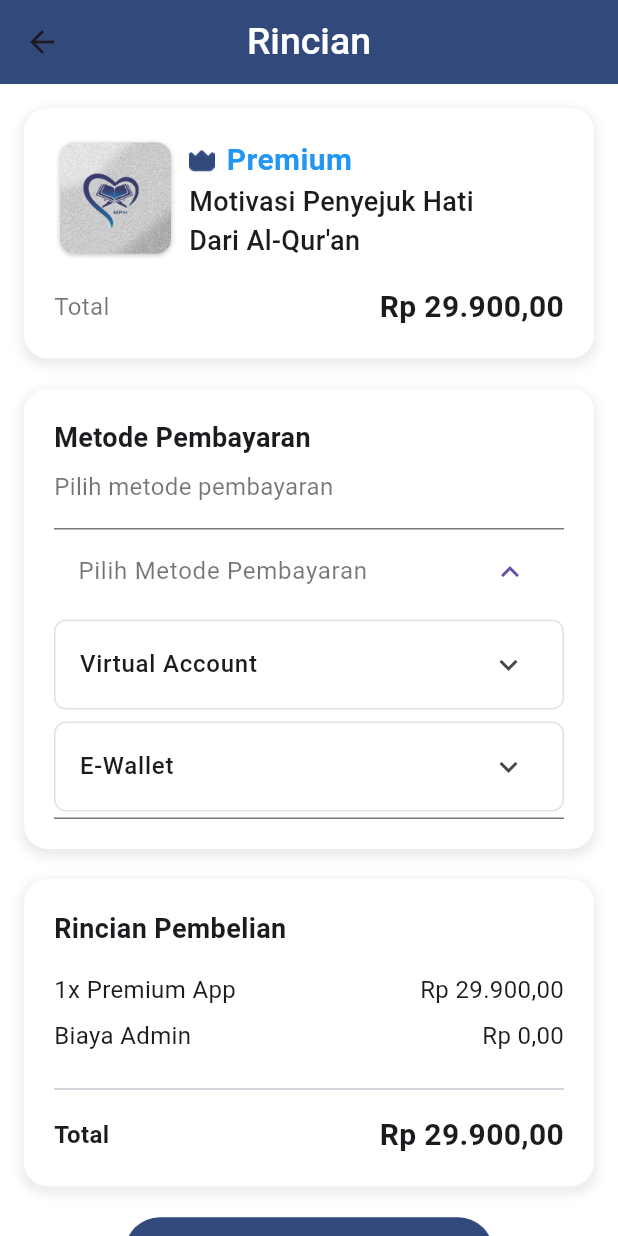
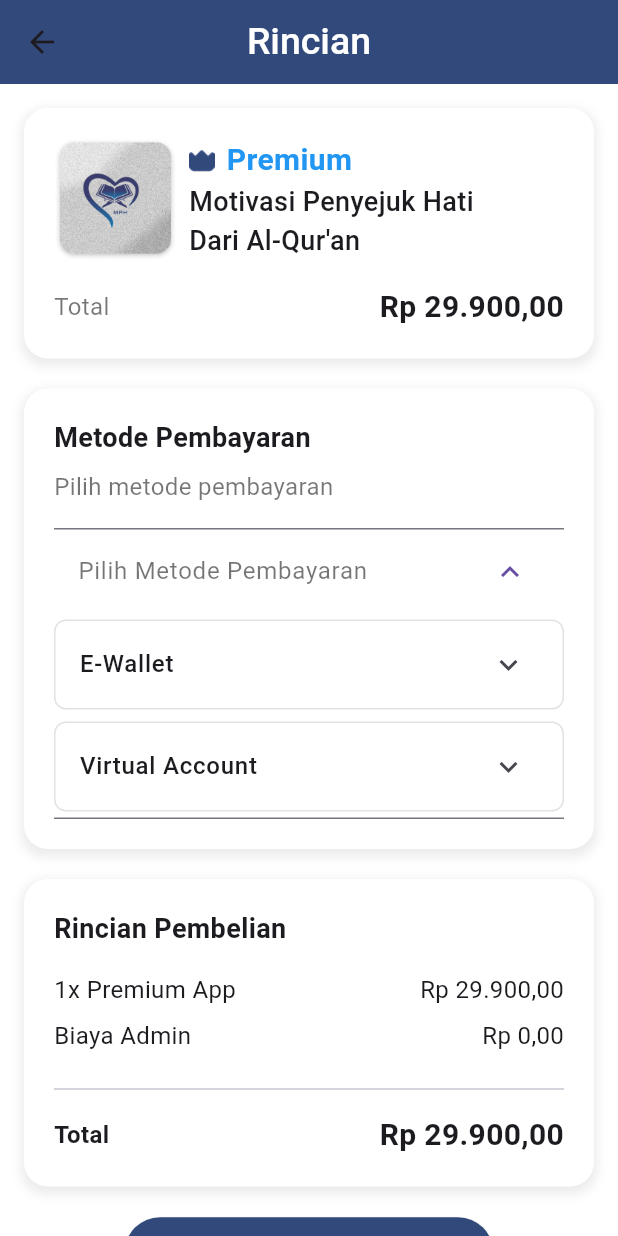
Before and after one commit to cikipawyeye/ebook-motivation, a Flutter app: the PaymentDetail screen opened by its route, after a tap on "Lanjutkan Pembayaran", after a tap on "Pilih Metode Pembayaran", on a phone screen of 412 x 824 dp. Run offline on Flutter 3.47's test engine with Material 3 defaults, Android fonts, the light colour scheme and no system bars; our stand-ins replace audioplayers, cached_network_image, dio, flutter_screenutil, get, google_fonts and 4 more; accounts and stored records are empty; network calls fail.

Commit message:
Refactor payment handling: update payment channels and types, enhance UI responsiveness, and improve state management in PaymentController and PaymentDetail view.

```diff
--- a/lib/app/modules/home/views/home_view.dart
+++ b/lib/app/modules/home/views/home_view.dart
@@ -133,7 +133,7 @@
 //                                 shadows: [
 //                                   Shadow(
 //                                     blurRadius: 5.0,
-//                                     color: Colors.black.withOpacity(0.7),
+//                                     color: Colors.black.withValues(alpha: 0.7),
 //                                     offset: const Offset(2, 2),
 //                                   ),
 //                                 ],
@@ -185,7 +185,7 @@
 //                                 shadows: [
 //                                   Shadow(
 //                                     blurRadius: 5.0,
-//                                     color: Colors.black.withOpacity(0.7),
+//                                     color: Colors.black.withValues(alpha: 0.7),
 //                                     offset: const Offset(2, 2),
 //                                   ),
 //                                 ],
@@ -293,7 +293,7 @@
 //         motivasiController.searchQuery.value = '';
 
 //         return Dialog(
-//           backgroundColor: Colors.white.withOpacity(0.7),
+//           backgroundColor: Colors.white.withValues(alpha: 0.7),
 //           shape: RoundedRectangleBorder(
 //             borderRadius: BorderRadius.circular(16),
 //           ),
@@ -476,7 +476,7 @@
 //       pengingatController.searchQuery.value = '';
 
 //       return Dialog(
-//         backgroundColor: Colors.white.withOpacity(0.7),
+//         backgroundColor: Colors.white.withValues(alpha: 0.7),
 //         shape: RoundedRectangleBorder(
 //           borderRadius: BorderRadius.circular(16),
 //         ),
@@ -743,7 +743,7 @@
 //                                 shadows: [
 //                                   Shadow(
 //                                     blurRadius: 5.0,
-//                                     color: Colors.black.withOpacity(0.7),
+//                                     color: Colors.black.withValues(alpha: 0.7),
 //                                     offset: const Offset(2, 2),
 //                                   ),
 //                                 ],
@@ -793,7 +793,7 @@
 //                                 shadows: [
 //                                   Shadow(
 //                                     blurRadius: 5.0,
-//                                     color: Colors.black.withOpacity(0.7),
+//                                     color: Colors.black.withValues(alpha: 0.7),
 //                                     offset: const Offset(2, 2),
 //                                   ),
 //                                 ],
@@ -895,14 +895,14 @@ class HomeView extends GetView<HomeController> {
 
     showDialog(
       context: context,
-      barrierColor: Colors.black.withOpacity(0.3),
+      barrierColor: Colors.black.withValues(alpha: 0.3),
       builder: (BuildContext context) {
         motivasiController.searchQuery.value = '';
 
         return BackdropFilter(
           filter: ImageFilter.blur(sigmaX: 5, sigmaY: 5),
           child: Dialog(
-            backgroundColor: Colors.white.withOpacity(0.9),
+            backgroundColor: Colors.white.withValues(alpha: 0.9),
             shape: RoundedRectangleBorder(
               borderRadius: BorderRadius.circular(16),
             ),
@@ -1022,7 +1022,7 @@ class HomeView extends GetView<HomeController> {
 
                         return GestureDetector(
                           onTap: () {
-                            Get.toNamed('/motivation/contents',
+                            Get.offNamed('/motivation/contents',
                                 arguments: subcategory);
                           },
                           child: Container(
@@ -1083,14 +1083,14 @@ class HomeView extends GetView<HomeController> {
 
     showDialog(
       context: context,
-      barrierColor: Colors.black.withOpacity(0.3),
+      barrierColor: Colors.black.withValues(alpha: 0.3),
       builder: (BuildContext context) {
         pengingatController.searchQuery.value = '';
 
         return BackdropFilter(
           filter: ImageFilter.blur(sigmaX: 5, sigmaY: 5),
           child: Dialog(
-            backgroundColor: Colors.white.withOpacity(0.9),
+            backgroundColor: Colors.white.withValues(alpha: 0.9),
             shape: RoundedRectangleBorder(
               borderRadius: BorderRadius.circular(16),
             ),
@@ -1210,7 +1210,7 @@ class HomeView extends GetView<HomeController> {
 
                         return GestureDetector(
                           onTap: () {
-                            Get.toNamed('/reminders/contents',
+                            Get.offNamed('/reminders/contents',
                                 arguments: subcategory);
                           },
                           child: Container(
@@ -1362,7 +1362,7 @@ class HomeView extends GetView<HomeController> {
                                 shadows: [
                                   Shadow(
                                     blurRadius: 5.0,
-                                    color: Colors.black.withOpacity(0.7),
+                                    color: Colors.black.withValues(alpha: 0.7),
                                     offset: const Offset(2, 2),
                                   ),
                                 ],
@@ -1412,7 +1412,7 @@ class HomeView extends GetView<HomeController> {
                                 shadows: [
                                   Shadow(
                                     blurRadius: 5.0,
-                                    color: Colors.black.withOpacity(0.7),
+                                    color: Colors.black.withValues(alpha: 0.7),
                                     offset: const Offset(2, 2),
                                   ),
                                 ],
--- a/lib/app/modules/settings/controllers/payment_detail_controller.dart
+++ b/lib/app/modules/settings/controllers/payment_detail_controller.dart
@@ -9,6 +9,9 @@ import 'package:ebookapp/app/data/models/payment_mode.dart';
 import '/../../../core/constants/constant.dart';
 
 class PaymentController extends GetxController {
+  final selectedPaymentType = Rxn<String>();
+  final selectedChannelCode = Rxn<String>();
+
   final isExpanded = false.obs;
   // State variables
   var isLoading = false.obs;
@@ -82,6 +85,9 @@ class PaymentController extends GetxController {
     required String channelCode,
     String? phoneNumber,
   }) async {
+    debugPrint(
+        '🔄 Meng-upgrade akun dengan tipe: $paymentType dan channel: $channelCode');
+
     if (isLoading.value) return;
     isLoading.value = true;
 
--- /dev/null
+++ b/lib/app/modules/settings/enums/payment.dart
@@ -0,0 +1,128 @@
+abstract class Option {
+  String get label;
+  String get value;
+}
+
+enum PaymentType implements Option {
+  ewallet,
+  virtualAccount;
+
+  @override
+  String get label {
+    switch (this) {
+      case PaymentType.ewallet:
+        return 'E-Wallet';
+      case PaymentType.virtualAccount:
+        return 'Virtual Account';
+    }
+  }
+
+  @override
+  String get value {
+    switch (this) {
+      case PaymentType.ewallet:
+        return 'EWALLET';
+      case PaymentType.virtualAccount:
+        return 'VIRTUAL_ACCOUNT';
+    }
+  }
+
+  List<Option> get channels {
+    switch (this) {
+      case PaymentType.ewallet:
+        return EWalletChannel.values;
+      case PaymentType.virtualAccount:
+        return VirtualAccountChannel.values;
+    }
+  }
+}
+
+enum EWalletChannel implements Option {
+  dana,
+  linkaja,
+  ovo;
+
+  @override
+  String get label {
+    switch (this) {
+      case EWalletChannel.dana:
+        return 'DANA';
+      case EWalletChannel.linkaja:
+        return 'LinkAja';
+      case EWalletChannel.ovo:
+        return 'OVO';
+    }
+  }
+
+  @override
+  String get value {
+    switch (this) {
+      case EWalletChannel.dana:
+        return 'DANA';
+      case EWalletChannel.linkaja:
+        return 'LINKAJA';
+      case EWalletChannel.ovo:
+        return 'OVO';
+    }
+  }
+}
+
+enum VirtualAccountChannel implements Option {
+  bca,
+  bri,
+  bni,
+  mandiri,
+  bsi,
+  bjb,
+  cimb,
+  sahabatSampoerna,
+  permata;
+
+  @override
+  String get label {
+    switch (this) {
+      case VirtualAccountChannel.bca:
+        return 'BCA';
+      case VirtualAccountChannel.bri:
+        return 'BRI';
+      case VirtualAccountChannel.bni:
+        return 'BNI';
+      case VirtualAccountChannel.mandiri:
+        return 'Mandiri';
+      case VirtualAccountChannel.bsi:
+        return 'BSI';
+      case VirtualAccountChannel.bjb:
+        return 'BJB';
+      case VirtualAccountChannel.cimb:
+        return 'CIMB Niaga';
+      case VirtualAccountChannel.sahabatSampoerna:
+        return 'Sahabat Sampoerna';
+      case VirtualAccountChannel.permata:
+        return 'Permata Bank';
+    }
+  }
+
+  @override
+  String get value {
+    switch (this) {
+      case VirtualAccountChannel.bca:
+        return 'BCA';
+      case VirtualAccountChannel.bri:
+        return 'BRI';
+      case VirtualAccountChannel.bni:
+        return 'BNI';
+      case VirtualAccountChannel.mandiri:
+        return 'MANDIRI';
+      case VirtualAccountChannel.bsi:
+        return 'BSI';
+      case VirtualAccountChannel.bjb:
+        return 'BJB';
+      case VirtualAccountChannel.cimb:
+        return 'CIMB';
+      case VirtualAccountChannel.sahabatSampoerna:
+        return 'SAHABAT_SAMPOERNA';
+      case VirtualAccountChannel.permata:
+        return 'PERMATA';
+    }
+  }
+}
--- a/lib/app/modules/settings/views/detail_payment.dart
+++ b/lib/app/modules/settings/views/detail_payment.dart
@@ -1,5 +1,6 @@
 import 'package:ebookapp/app/modules/settings/controllers/payment_detail_controller.dart';
 import 'package:ebookapp/app/modules/settings/controllers/setting_theme_controller.dart';
+import 'package:ebookapp/app/modules/settings/enums/payment.dart';
 import 'package:ebookapp/app/routes/app_pages.dart';
 import 'package:ebookapp/core/constants/constant.dart';
 import 'package:flutter/material.dart';
@@ -7,26 +8,13 @@ import 'package:get/get.dart';
 import 'package:google_fonts/google_fonts.dart';
 
 class PaymentDetail extends GetView<PaymentController> {
-  PaymentDetail({super.key});
-
-  // Dummy data untuk pilihan pembayaran
-  final Map<String, List<String>> paymentChannels = {
-    'VIRTUAL_ACCOUNT': ['BRI', 'BCA', 'Mandiri', 'BNI', 'CIMB', 'Permata'],
-    'E-WALLET': ['OVO', 'DANA', 'ShopeePay', 'LinkAja', 'GoPay'],
-  };
-
-  final Map<String, String> paymentTypeLabels = {
-    'VIRTUAL_ACCOUNT': 'Virtual Account',
-    'E-WALLET': 'E-Wallet',
-  };
-
-  // State untuk menyimpan pilihan pengguna
-  String? selectedPaymentType;
-  String? selectedChannelCode;
+  const PaymentDetail({super.key});
 
   @override
   Widget build(BuildContext context) {
+    final PaymentController paymentController = Get.find<PaymentController>();
     final ThemeController themeController = Get.find<ThemeController>();
+
     return Scaffold(
       backgroundColor: Colors.white,
       appBar: AppBar(
@@ -62,7 +50,7 @@ class PaymentDetail extends GetView<PaymentController> {
                     borderRadius: BorderRadius.circular(16),
                     boxShadow: [
                       BoxShadow(
-                        color: Colors.grey.withOpacity(0.2),
+                        color: Colors.grey.withValues(alpha: 0.2),
                         spreadRadius: 2,
                         blurRadius: 5,
                         offset: const Offset(0, 3),
@@ -147,7 +135,7 @@ class PaymentDetail extends GetView<PaymentController> {
                     borderRadius: BorderRadius.circular(16),
                     boxShadow: [
                       BoxShadow(
-                        color: Colors.grey.withOpacity(0.2),
+                        color: Colors.grey.withValues(alpha: 0.2),
                         spreadRadius: 2,
                         blurRadius: 5,
                         offset: const Offset(0, 3),
@@ -176,25 +164,26 @@ class PaymentDetail extends GetView<PaymentController> {
                       // ExpansionTile untuk kategori pembayaran
                       ExpansionTile(
                         title: Text(
-                          selectedChannelCode ?? 'Pilih Metode Pembayaran',
+                          paymentController.selectedChannelCode.value ??
+                              'Pilih Metode Pembayaran',
                           style: GoogleFonts.leagueSpartan(
                             fontSize: 16,
                             color: Colors.black54,
                           ),
                         ),
-                        children: paymentChannels.keys.map((paymentType) {
+                        children: PaymentType.values.map((paymentType) {
                           return Container(
                             margin: const EdgeInsets.symmetric(vertical: 4),
                             decoration: BoxDecoration(
                               border: Border.all(
-                                color: Colors.grey.withOpacity(0.3),
+                                color: Colors.grey.withValues(alpha: 0.3),
                                 width: 1,
                               ),
                               borderRadius: BorderRadius.circular(8),
                             ),
                             child: ExpansionTile(
                               title: Text(
-                                paymentTypeLabels[paymentType]!,
+                                paymentType.label,
                                 style: GoogleFonts.leagueSpartan(
                                   fontSize: 16,
                                   fontWeight: FontWeight.w500,
@@ -207,25 +196,32 @@ class PaymentDetail extends GetView<PaymentController> {
                                   ),
                                   decoration: BoxDecoration(
                                     borderRadius: BorderRadius.circular(8),
-                                    color: Colors.grey.withOpacity(0.1),
+                                    color: Colors.grey.withValues(alpha: 0.1),
                                   ),
                                   child: Scrollbar(
                                     child: SingleChildScrollView(
                                       child: Column(
-                                        children: paymentChannels[paymentType]!
+                                        children: paymentType.channels
                                             .map((channelCode) {
                                           return ListTile(
                                             title: Text(
-                                              channelCode,
+                                              channelCode.label,
                                               style: GoogleFonts.leagueSpartan(
                                                 fontSize: 16,
                                               ),
                                             ),
                                             onTap: () {
-                                              selectedPaymentType = paymentType;
-                                              selectedChannelCode = channelCode;
+                                              paymentController
+                                                  .selectedPaymentType
+                                                  .value = paymentType.value;
+                                              paymentController
+                                                  .selectedChannelCode
+                                                  .value = channelCode.value;
                                               Get.snackbar('Berhasil',
-                                                  'Metode pembayaran dipilih: $channelCode');
+                                                  'Metode pembayaran dipilih: ${channelCode.label}',
+                                                  isDismissible: true,
+                                                  duration: const Duration(
+                                                      seconds: 1));
                                               // Update UI
                                               Get.forceAppUpdate();
                                             },
@@ -238,14 +234,19 @@ class PaymentDetail extends GetView<PaymentController> {
                                               borderRadius:
                                                   BorderRadius.circular(8),
                                             ),
-                                            tileColor: selectedChannelCode ==
-                                                    channelCode
-                                                ? Colors.blue.withOpacity(0.1)
+                                            tileColor: paymentController
+                                                        .selectedChannelCode
+                                                        .value ==
+                                                    channelCode.value
+                                                ? Colors.blue
+                                                    .withValues(alpha: 0.1)
                                                 : Colors.white,
-                                            selected: selectedChannelCode ==
-                                                channelCode,
-                                            selectedTileColor:
-                                                Colors.blue.withOpacity(0.1),
+                                            selected: paymentController
+                                                    .selectedChannelCode
+                                                    .value ==
+                                                channelCode.value,
+                                            selectedTileColor: Colors.blue
+                                                .withValues(alpha: 0.1),
                                             selectedColor: Colors.blue,
                                           );
                                         }).toList(),
@@ -271,7 +272,7 @@ class PaymentDetail extends GetView<PaymentController> {
                     borderRadius: BorderRadius.circular(16),
                     boxShadow: [
                       BoxShadow(
-                        color: Colors.grey.withOpacity(0.2),
+                        color: Colors.grey.withValues(alpha: 0.2),
                         spreadRadius: 2,
                         blurRadius: 5,
                         offset: const Offset(0, 3),
@@ -355,17 +356,18 @@ class PaymentDetail extends GetView<PaymentController> {
                 Center(
                   child: ElevatedButton(
                     onPressed: () async {
-                      if (selectedPaymentType == null ||
-                          selectedChannelCode == null) {
+                      if (paymentController.selectedPaymentType.value == null ||
+                          paymentController.selectedChannelCode.value == null) {
                         Get.snackbar(
                             'Gagal', 'Pilih metode pembayaran terlebih dahulu');
                       } else {
                         // Upgrade akun dan ambil paymentId
                         await controller.upgradeAccount(
-                          paymentType: selectedPaymentType!,
-                          channelCode: selectedChannelCode!,
-                          phoneNumber:
-                              '+628888888888', // Nomor telepon default
+                          paymentType:
+                              paymentController.selectedPaymentType.value!,
+                          channelCode:
+                              paymentController.selectedChannelCode.value!,
+                          phoneNumber: '+628888888888', // Nomor telepon default
                         );
 
                         // Debugging: Tampilkan nilai paymentId
--- a/lib/app/modules/settings/views/upgrade_account.dart
+++ b/lib/app/modules/settings/views/upgrade_account.dart
@@ -49,7 +49,7 @@ class UpgradeAccount extends GetView<PaymentController> {
                       borderRadius: BorderRadius.circular(16),
                       boxShadow: [
                         BoxShadow(
-                          color: Colors.grey.withOpacity(0.2),
+                          color: Colors.grey.withValues(alpha: 0.2),
                           spreadRadius: 2,
                           blurRadius: 5,
                           offset: const Offset(0, 3),
@@ -80,10 +80,9 @@ class UpgradeAccount extends GetView<PaymentController> {
                         Text(
                           'Akun Anda sudah \nPremium',
                           style: GoogleFonts.leagueSpartan(
-                            fontSize: 35,
-                            fontWeight: FontWeight.bold,
-                            height: 1.1
-                          ),
+                              fontSize: 35,
+                              fontWeight: FontWeight.bold,
+                              height: 1.1),
                         ),
                         const SizedBox(height: 8),
                         Text(
@@ -104,7 +103,7 @@ class UpgradeAccount extends GetView<PaymentController> {
                       borderRadius: BorderRadius.circular(16),
                       boxShadow: [
                         BoxShadow(
-                          color: Colors.grey.withOpacity(0.2),
+                          color: Colors.grey.withValues(alpha: 0.2),
                           spreadRadius: 2,
                           blurRadius: 5,
                           offset: const Offset(0, 3),
@@ -159,7 +158,8 @@ class UpgradeAccount extends GetView<PaymentController> {
                         Center(
                           child: Obx(() {
                             // Gunakan paymentStatus dari controller
-                            final paymentStatus = controller.paymentStatus.value;
+                            final paymentStatus =
+                                controller.paymentStatus.value;
 
                             // Tentukan teks dan aksi berdasarkan paymentStatus
                             final buttonText = paymentStatus == null
@@ -174,7 +174,8 @@ class UpgradeAccount extends GetView<PaymentController> {
                               onPressed: isDisabled
                                   ? null // Nonaktifkan tombol jika status PENDING
                                   : () {
-                                      print('Navigating to payment detail...');
+                                      debugPrint(
+                                          'Navigating to payment detail...');
                                       Get.toNamed(Routes
                                           .paymentDetail); // Navigasi ke halaman detail pembayaran
                                     },
@@ -196,8 +197,9 @@ class UpgradeAccount extends GetView<PaymentController> {
                                 buttonText,
                                 style: GoogleFonts.leagueSpartan(
                                   fontSize: 16,
-                                  color:
-                                      isDisabled ? Colors.black54 : Colors.white,
+                                  color: isDisabled
+                                      ? Colors.black54
+                                      : Colors.white,
                                 ),
                               ),
                             );
```
